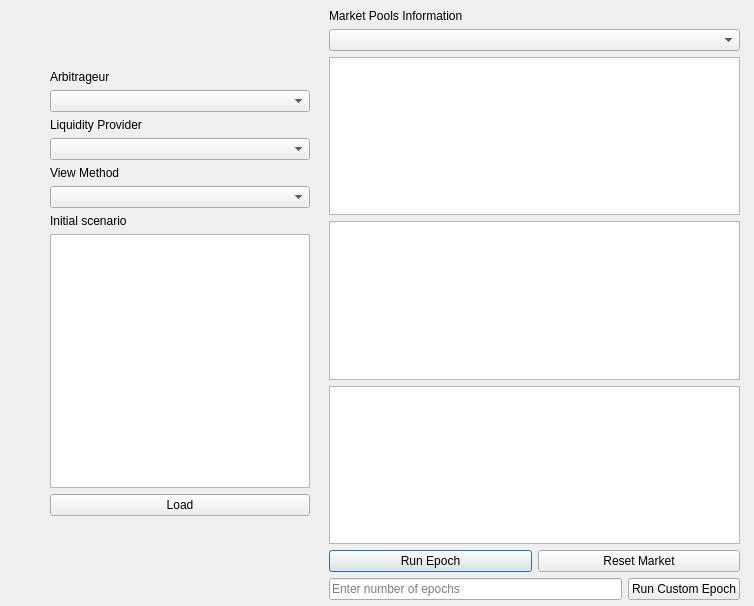
This is SimulationPlayground.ui in LiquidityProtocol/AMM-Simulator as Qt 5 draws it before an edit. The edited form follows.
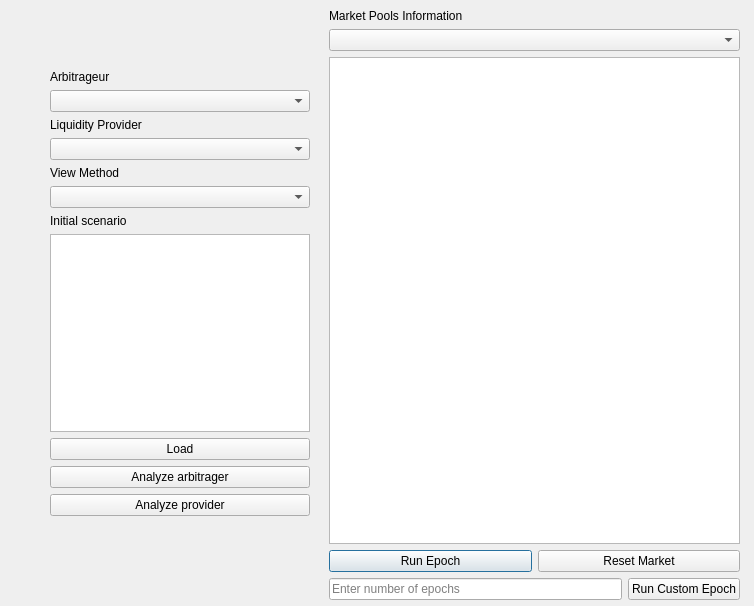
This is the edited form.

```diff
--- a/SimulationPlayground.ui
+++ b/SimulationPlayground.ui
@@ -40,12 +40,6 @@
     <item>
      <widget class="QListWidget" name="listWidget"/>
     </item>
-    <item>
-      <widget class="QListWidget" name="listWidget2"/>
-    </item>
-    <item>
-      <widget class="QListWidget" name="listWidget3"/>
-    </item>
     <item>
      <layout class="QHBoxLayout" name="horizontalLayout_2">
       <item>
@@ -155,6 +149,20 @@
         </property>
        </widget>
       </item>
+      <item>
+       <widget class="QPushButton" name="pushButton_analyze_arbitrager">
+        <property name="text">
+         <string>Analyze arbitrager</string>
+        </property>
+       </widget>
+      </item>
+      <item>
+       <widget class="QPushButton" name="pushButton_analyze_provider">
+        <property name="text">
+         <string>Analyze provider</string>
+        </property>
+       </widget>
+      </item>
      </layout>
     </item>
    </layout>
```
